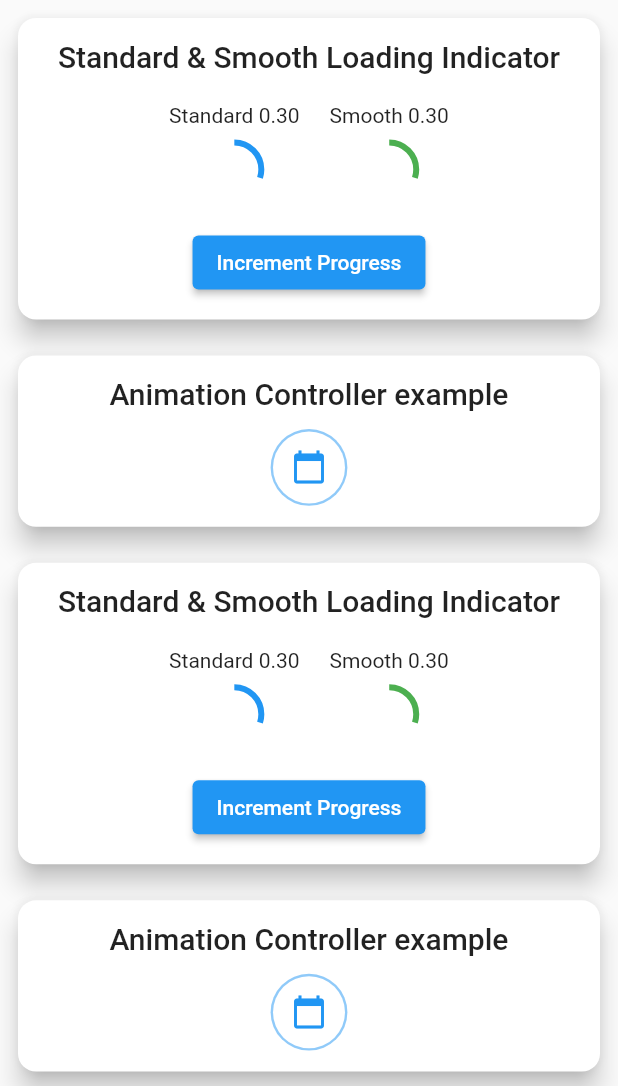
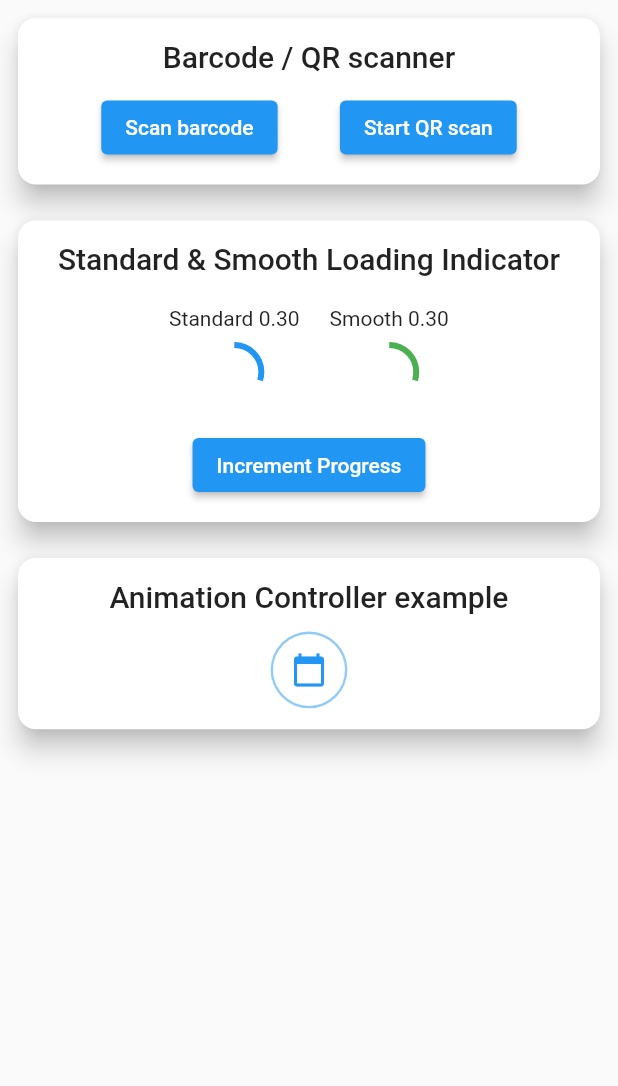
Before and after one commit to jArecki444/Sandbox_Practice_Flutter, a Flutter app: the screen it shows after launch, on a phone screen of 412 x 824 dp, the part 150-1236 px from its top. Run offline on Flutter 3.47's test engine with Material 2 defaults, Android fonts, the phone set to English and light mode, and no system bars; missing offline and left inert: flutter_barcode_scanner.

Commit message:
Barcode & QR scanner

```diff
--- /dev/null
+++ b/lib/cards/barcode_scanner.dart
@@ -0,0 +1,76 @@
+import 'package:flutter/material.dart';
+import 'package:flutter/services.dart';
+import 'package:flutter_barcode_scanner/flutter_barcode_scanner.dart';
+
+class BarcodeScannerCard extends StatefulWidget {
+  const BarcodeScannerCard({Key? key}) : super(key: key);
+
+  @override
+  State<BarcodeScannerCard> createState() => _BarcodeScannerCardState();
+}
+
+class _BarcodeScannerCardState extends State<BarcodeScannerCard> {
+  String? _scanResult;
+
+  @override
+  Widget build(BuildContext context) {
+    return Container(
+      width: double.infinity,
+      child: Card(
+        margin: const EdgeInsets.all(12.0),
+        shape: RoundedRectangleBorder(
+          borderRadius: BorderRadius.circular(12.0),
+        ),
+        elevation: 7,
+        child: Padding(
+          padding: const EdgeInsets.all(14.0),
+          child: Column(
+            children: [
+              Text('Barcode / QR scanner',
+                  style: Theme.of(context).textTheme.headline6),
+              const SizedBox(height: 12),
+              Visibility(
+                  visible: _scanResult != null,
+                  child: Text('Scan result: $_scanResult')),
+              Row(
+                mainAxisAlignment: MainAxisAlignment.spaceEvenly,
+                children: [
+                  ElevatedButton(
+                    onPressed: () => scan(ScanMode.BARCODE),
+                    child: const Text('Scan barcode'),
+                  ),
+                  ElevatedButton(
+                    onPressed: () => scan(ScanMode.QR),
+                    child: const Text('Start QR scan'),
+                  ),
+                ],
+              ),
+            ],
+          ),
+        ),
+      ),
+    );
+  }
+
+  // Platform messages are asynchronous, so we initialize in an async method.
+  Future<void> scan(ScanMode scanMode) async {
+    String barcodeScanRes;
+    // Platform messages may fail, so we use a try/catch PlatformException.
+    try {
+      barcodeScanRes = await FlutterBarcodeScanner.scanBarcode(
+          '#ff6666', 'Cancel', true, scanMode);
+      print(barcodeScanRes);
+    } on PlatformException {
+      barcodeScanRes = 'Failed to get platform version.';
+    }
+
+    // If the widget was removed from the tree while the asynchronous platform
+    // message was in flight, we want to discard the reply rather than calling
+    // setState to update our non-existent appearance.
+    if (!mounted) return;
+
+    setState(() {
+      _scanResult = barcodeScanRes;
+    });
+  }
+}
--- a/lib/main.dart
+++ b/lib/main.dart
@@ -1,5 +1,6 @@
 import 'package:flutter/material.dart';
 import 'package:sandbox_practice_flutter/cards/animated_icons.dart';
+import 'package:sandbox_practice_flutter/cards/barcode_scanner.dart';
 
 import 'cards/animated_progress_indicator.dart';
 
@@ -61,19 +62,18 @@
           ),
           SliverList(
             delegate: SliverChildBuilderDelegate(
-              // The builder function returns a ListTile with a title that
-              // displays the index of the current item.
               (context, index) => Column(
                 mainAxisAlignment: MainAxisAlignment.start,
                 children: <Widget>[
+                  const BarcodeScannerCard(),
                   AnimatedProgressIndicatorCard(
                     incrementProgress: _incrementProgress,
                     progress: _progress,
                   ),
-                  AnimatedIconsCard(),
+                  const AnimatedIconsCard(),
                 ],
               ),
-              childCount: 4,
+              childCount: 1,
             ),
           ),
         ],
--- a/pubspec.yaml
+++ b/pubspec.yaml
@@ -34,6 +34,7 @@ dependencies:
   # The following adds the Cupertino Icons font to your application.
   # Use with the CupertinoIcons class for iOS style icons.
   cupertino_icons: ^1.0.2
+  flutter_barcode_scanner: ^2.0.0
 
 dev_dependencies:
   flutter_test:
```
Also changed, not shown: pubspec.lock, 7 other files.
